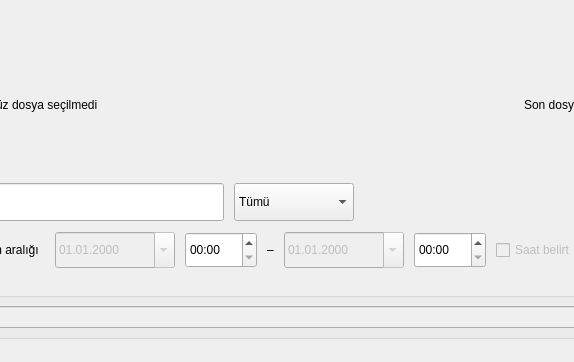
Old version of the form src/ui/mainwindow.ui in the repository enestkt/log-analyzer; both pictures show x 224 to 798 and y 0 to 362 of the 1280 by 820 pixel window.
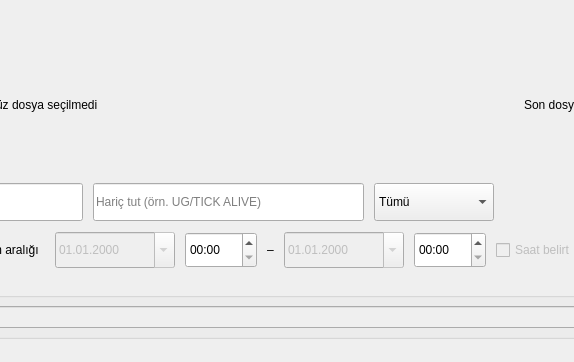
New version of the form.

Commit message: feat: haric tutma filtresi eklendi (GUI "Haric tut" kutusu, CLI --exclude)

Patch:
```diff
--- a/src/ui/mainwindow.ui
+++ b/src/ui/mainwindow.ui
@@ -247,6 +247,25 @@
            </property>
           </widget>
          </item>
+         <item>
+          <widget class="QLineEdit" name="excludeLineEdit">
+           <property name="minimumSize">
+            <size>
+             <width>170</width>
+             <height>38</height>
+            </size>
+           </property>
+           <property name="toolTip">
+            <string>Bu kelimelerden herhangi birini içeren satırlar gizlenir. Birden fazla kelimeyi boşlukla ayır; regex de yazılabilir.</string>
+           </property>
+           <property name="placeholderText">
+            <string>Hariç tut (örn. UG/TICK ALIVE)</string>
+           </property>
+           <property name="clearButtonEnabled">
+            <bool>true</bool>
+           </property>
+          </widget>
+         </item>
          <item>
           <widget class="QComboBox" name="levelComboBox">
            <property name="minimumSize">
```
The commit also changes 10 other files.
